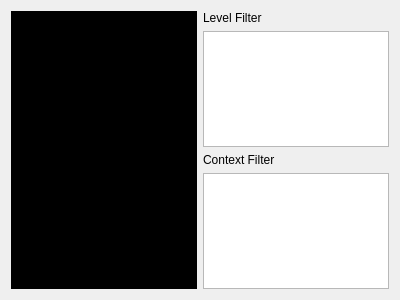
Above: src/bomi/ui/logviewer.ui from bylee20/bomi before the change. Below: the same form after it.
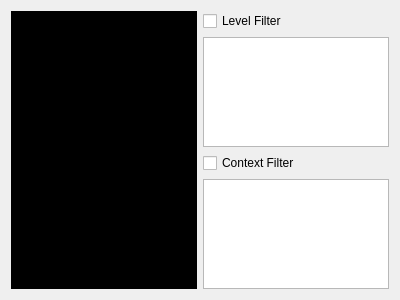
That is the form after the change.

Commit message: add check box to select all filter/no filter in log viewer

```diff
--- a/src/bomi/ui/logviewer.ui
+++ b/src/bomi/ui/logviewer.ui
@@ -42,7 +42,7 @@
    <item>
     <layout class="QVBoxLayout" name="verticalLayout">
      <item>
-      <widget class="QLabel" name="label">
+      <widget class="QCheckBox" name="levelCheck">
        <property name="text">
         <string>Level Filter</string>
        </property>
@@ -52,7 +52,7 @@
       <widget class="QListWidget" name="level"/>
      </item>
      <item>
-      <widget class="QLabel" name="label_2">
+      <widget class="QCheckBox" name="contextCheck">
        <property name="text">
         <string>Context Filter</string>
        </property>
```
Left out of the diff: 6 changed lines with no effect on the pictures. The commit also changes 3 other files.
